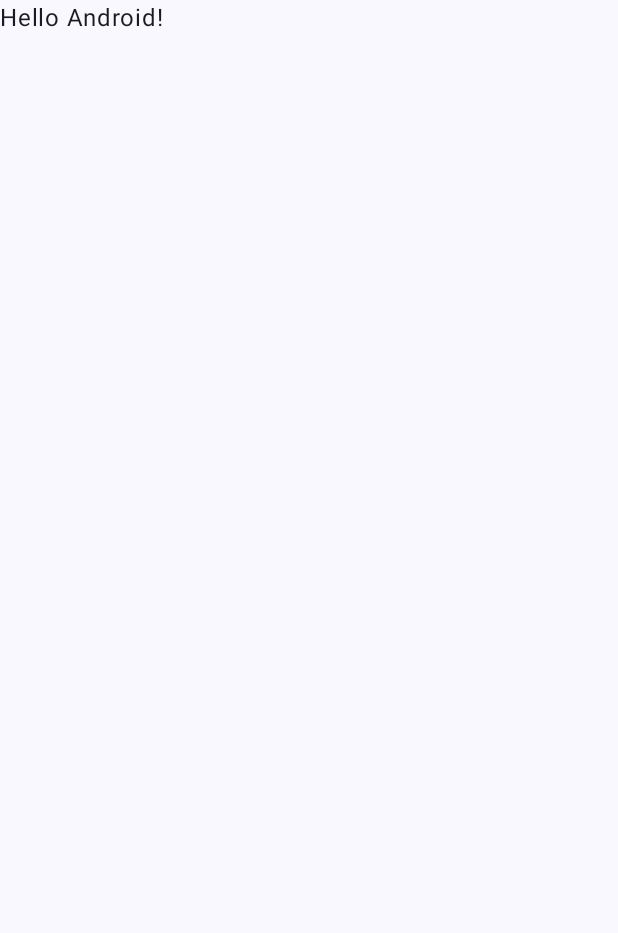
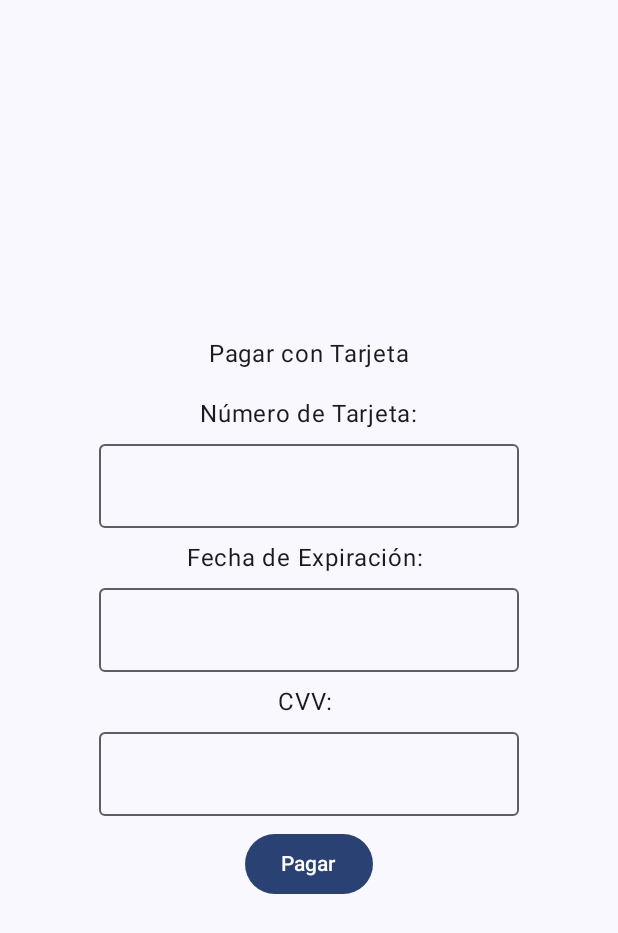
Before and after one commit to LuisGM875/Programacion_Para_Moviles, an Android app built with Jetpack Compose: the screen it shows after launch (MainActivity), on a phone screen of 412 x 824 dp. Before the commit the part shown is almost empty. Shown: the top 933 px of the screen. Run offline under Robolectric (Android 15) with nearby library versions, the phone set to English and light mode, and no system bars.

```diff
--- a/app/src/main/java/com/example/programacion_para_moviles/MainActivity.kt
+++ b/app/src/main/java/com/example/programacion_para_moviles/MainActivity.kt
@@ -4,13 +4,27 @@ import android.os.Bundle
 import androidx.activity.ComponentActivity
 import androidx.activity.compose.setContent
 import androidx.activity.enableEdgeToEdge
+import androidx.compose.foundation.layout.Arrangement
+import androidx.compose.foundation.layout.Column
 import androidx.compose.foundation.layout.fillMaxSize
 import androidx.compose.foundation.layout.padding
+import androidx.compose.foundation.text.KeyboardOptions
+import androidx.compose.material3.Button
+import androidx.compose.material3.OutlinedTextField
 import androidx.compose.material3.Scaffold
 import androidx.compose.material3.Text
 import androidx.compose.runtime.Composable
+import androidx.compose.runtime.getValue
+import androidx.compose.runtime.mutableStateOf
+import androidx.compose.runtime.remember
+import androidx.compose.runtime.setValue
+import androidx.compose.ui.Alignment
 import androidx.compose.ui.Modifier
+import androidx.compose.ui.text.TextRange
+import androidx.compose.ui.text.input.KeyboardType
+import androidx.compose.ui.text.input.TextFieldValue
 import androidx.compose.ui.tooling.preview.Preview
+import androidx.compose.ui.unit.dp
 import com.example.programacion_para_moviles.ui.theme.Programacion_Para_MovilesTheme
 
 class MainActivity : ComponentActivity() {
@@ -21,7 +35,7 @@ class MainActivity : ComponentActivity() {
             Programacion_Para_MovilesTheme {
                 Scaffold( modifier = Modifier.fillMaxSize() ) { innerPadding ->
                     Greeting(
-                        name = "Android",
+                        name = "Pagar con Tarjeta",
                         modifier = Modifier.padding(innerPadding)
                     )
                 }
@@ -32,11 +46,65 @@ class MainActivity : ComponentActivity() {
 
 @Composable
 fun Greeting(name: String, modifier: Modifier = Modifier) {
-    Text(
-        text = "Hello $name!",
-        modifier = modifier
-    )
+    var expiredDate by remember { mutableStateOf(TextFieldValue("")) }
+    Column(
+        modifier = Modifier.fillMaxSize(), verticalArrangement = Arrangement.Center, horizontalAlignment = Alignment.CenterHorizontally
+    ) {
+        Text(text = "Pagar con Tarjeta", modifier = Modifier.padding(8.dp))
+        Text(text= "Número de Tarjeta:", modifier = Modifier.padding(8.dp))
+        OutlinedTextField(
+            value = "",
+            onValueChange = {},
+            keyboardOptions = KeyboardOptions(keyboardType = KeyboardType.Number)
+        )
+        Text(text= "Fecha de Expiración: ", modifier = Modifier.padding(8.dp))
+        OutlinedTextField(
+            value = expiredDate,
+            onValueChange = { newValue ->
+                expiredDate = formatExpirationDateInput(newValue)
+            },
+            keyboardOptions = KeyboardOptions(keyboardType = KeyboardType.Number)
+        )
+        Text(text="CVV: ", modifier = Modifier.padding(8.dp))
+        OutlinedTextField(
+            value = "",
+            onValueChange = {},
+            keyboardOptions = KeyboardOptions(keyboardType = KeyboardType.Number)
+        )
+        Button(
+            onClick = {},
+            modifier = Modifier.padding(8.dp)
+        ) {
+            Text("Pagar")
+        }
+    }
 }
+
+
+fun formatExpirationDateInput(input: TextFieldValue): TextFieldValue {
+    val digits = input.text.filter { it.isDigit() }
+    val maxLength = 4
+
+    val validDigits = if (digits.length > maxLength) digits.substring(0, maxLength) else digits
+
+    val formattedText = buildString {
+        if (validDigits.length > 2) {
+            append(validDigits.substring(0, 2) + "/")
+            append(validDigits.substring(2, validDigits.length))
+        } else {
+            append(validDigits)
+        }
+    }
+
+    val cursorPosition = when {
+        validDigits.length == 2 -> 3
+        validDigits.length > 2 -> formattedText.length
+        else -> validDigits.length
+    }
+    return TextFieldValue(text = formattedText, selection = TextRange(cursorPosition))
+}
+
+
 
 @Preview(showBackground = true)
 @Composable
```
